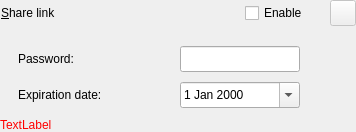
The window that src/gui/sharelinkwidget.ui (nextcloud/desktop) describes before a commit, drawn with Qt 5.
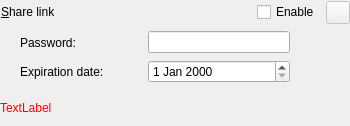
The same window after the commit. Icons and pictures are not drawn. Custom widgets are drawn as their Qt base class.

Commit message:
ShareLinkWidget: redo the layout
NOTE: The progress indicator is temporarily moved one line up to avoid
inserting it on its own line, which would cause the content pushed down
and the dialog size jump back and forth.

The edit to the form file:
```diff
--- a/src/gui/sharelinkwidget.ui
+++ b/src/gui/sharelinkwidget.ui
@@ -11,33 +11,12 @@
    </rect>
   </property>
   <property name="sizePolicy">
-   <sizepolicy hsizetype="Fixed" vsizetype="Fixed">
+   <sizepolicy hsizetype="MinimumExpanding" vsizetype="Fixed">
     <horstretch>0</horstretch>
     <verstretch>0</verstretch>
    </sizepolicy>
   </property>
-  <property name="minimumSize">
-   <size>
-    <width>350</width>
-    <height>110</height>
-   </size>
-  </property>
-  <property name="maximumSize">
-   <size>
-    <width>16777215</width>
-    <height>16777215</height>
-   </size>
-  </property>
-  <property name="windowTitle">
-   <string>Share NewDocument.odt</string>
-  </property>
-  <layout class="QVBoxLayout" name="verticalLayout">
-   <property name="spacing">
-    <number>10</number>
-   </property>
-   <property name="sizeConstraint">
-    <enum>QLayout::SetFixedSize</enum>
-   </property>
+  <layout class="QGridLayout" name="gridLayout">
    <property name="leftMargin">
     <number>0</number>
    </property>
@@ -50,71 +29,16 @@
    <property name="bottomMargin">
     <number>0</number>
    </property>
-   <item>
-    <widget class="QWidget" name="shareLinkWidget" native="true">
-     <property name="enabled">
-      <bool>true</bool>
-     </property>
-     <property name="sizePolicy">
-      <sizepolicy hsizetype="Fixed" vsizetype="Fixed">
-       <horstretch>0</horstretch>
-       <verstretch>0</verstretch>
-      </sizepolicy>
-     </property>
-     <property name="minimumSize">
-      <size>
-       <width>350</width>
-       <height>0</height>
-      </size>
-     </property>
-     <layout class="QHBoxLayout" name="shareLinkLayout">
-      <property name="spacing">
-       <number>3</number>
-      </property>
-      <property name="sizeConstraint">
-       <enum>QLayout::SetFixedSize</enum>
-      </property>
-      <property name="leftMargin">
-       <number>0</number>
-      </property>
-      <property name="topMargin">
-       <number>0</number>
-      </property>
-      <property name="rightMargin">
-       <number>0</number>
-      </property>
-      <property name="bottomMargin">
-       <number>0</number>
-      </property>
+   <item row="0" column="0" colspan="3">
+    <layout class="QHBoxLayout" name="horizontalLayout">
       <item>
        <widget class="QPushButton" name="createShareButton">
-        <property name="enabled">
-         <bool>true</bool>
-        </property>
         <property name="sizePolicy">
-         <sizepolicy hsizetype="Minimum" vsizetype="Fixed">
+        <sizepolicy hsizetype="MinimumExpanding" vsizetype="Fixed">
           <horstretch>0</horstretch>
           <verstretch>0</verstretch>
          </sizepolicy>
         </property>
-        <property name="minimumSize">
-         <size>
-          <width>242</width>
-          <height>26</height>
-         </size>
-        </property>
-        <property name="maximumSize">
-         <size>
-          <width>350</width>
-          <height>26</height>
-         </size>
-        </property>
-        <property name="layoutDirection">
-         <enum>Qt::LeftToRight</enum>
-        </property>
-        <property name="autoFillBackground">
-         <bool>false</bool>
-        </property>
         <property name="styleSheet">
          <string notr="true">text-align: left</string>
         </property>
@@ -125,47 +49,54 @@
          <iconset resource="../../client.qrc">
           <normaloff>:/client/resources/public.svg</normaloff>:/client/resources/public.svg</iconset>
         </property>
-        <property name="checkable">
-         <bool>false</bool>
-        </property>
         <property name="flat">
          <bool>true</bool>
         </property>
        </widget>
       </item>
+     <item>
+      <spacer name="horizontalSpacer">
+       <property name="orientation">
+        <enum>Qt::Horizontal</enum>
+       </property>
+       <property name="sizeHint" stdset="0">
+        <size>
+         <width>40</width>
+         <height>25</height>
+        </size>
+       </property>
+      </spacer>
+     </item>
+     <item>
+      <widget class="QProgressIndicator" name="progressIndicator"/>
+     </item>
+     <item>
+      <spacer name="horizontalSpacer_2">
+       <property name="orientation">
+        <enum>Qt::Horizontal</enum>
+       </property>
+       <property name="sizeHint" stdset="0">
+        <size>
+         <width>40</width>
+         <height>25</height>
+        </size>
+       </property>
+      </spacer>
+     </item>
       <item>
        <widget class="QCheckBox" name="enableShareLink">
-        <property name="minimumSize">
-         <size>
-          <width>82</width>
-          <height>26</height>
-         </size>
-        </property>
         <property name="text">
          <string>Enable</string>
         </property>
        </widget>
       </item>
-      <item>
+    </layout>
+   </item>
+   <item row="0" column="3">
        <widget class="QToolButton" name="shareLinkToolButton">
         <property name="enabled">
          <bool>false</bool>
         </property>
-        <property name="minimumSize">
-         <size>
-          <width>26</width>
-          <height>26</height>
-         </size>
-        </property>
-        <property name="contextMenuPolicy">
-         <enum>Qt::ActionsContextMenu</enum>
-        </property>
-        <property name="styleSheet">
-         <string notr="true"/>
-        </property>
-        <property name="text">
-         <string/>
-        </property>
         <property name="icon">
          <iconset resource="../../client.qrc">
           <normaloff>:/client/resources/more.svg</normaloff>:/client/resources/more.svg</iconset>
@@ -173,125 +104,38 @@
         <property name="popupMode">
          <enum>QToolButton::InstantPopup</enum>
         </property>
-        <property name="toolButtonStyle">
-         <enum>Qt::ToolButtonIconOnly</enum>
-        </property>
-       </widget>
-      </item>
-     </layout>
-    </widget>
-   </item>
-   <item>
-    <widget class="QWidget" name="indicatorWidget" native="true">
-     <layout class="QHBoxLayout" name="horizontalLayout">
-      <property name="spacing">
-       <number>0</number>
-      </property>
-      <property name="leftMargin">
-       <number>0</number>
-      </property>
-      <property name="topMargin">
-       <number>0</number>
-      </property>
-      <property name="rightMargin">
-       <number>0</number>
-      </property>
-      <property name="bottomMargin">
-       <number>0</number>
-      </property>
-     </layout>
-    </widget>
-   </item>
-   <item>
-    <widget class="QWidget" name="passwordShareProperty" native="true">
+    </widget>
+   </item>
+   <item row="1" column="0">
+    <widget class="QLabel" name="passwordLabel">
      <property name="sizePolicy">
-      <sizepolicy hsizetype="Fixed" vsizetype="Maximum">
-       <horstretch>0</horstretch>
+      <sizepolicy hsizetype="Preferred" vsizetype="Preferred">
+       <horstretch>1</horstretch>
        <verstretch>0</verstretch>
       </sizepolicy>
-     </property>
-     <property name="minimumSize">
-      <size>
-       <width>300</width>
-       <height>0</height>
-      </size>
-     </property>
-     <property name="maximumSize">
-      <size>
-       <width>16777215</width>
-       <height>16777215</height>
-      </size>
-     </property>
-     <layout class="QHBoxLayout" name="passwordHorizontalLayout">
-      <property name="spacing">
-       <number>0</number>
-      </property>
-      <property name="sizeConstraint">
-       <enum>QLayout::SetFixedSize</enum>
-      </property>
-      <property name="leftMargin">
-       <number>18</number>
-      </property>
-      <property name="topMargin">
-       <number>0</number>
-      </property>
-      <property name="rightMargin">
-       <number>0</number>
-      </property>
-      <property name="bottomMargin">
-       <number>0</number>
-      </property>
-      <item>
-       <widget class="QLabel" name="label">
-        <property name="sizePolicy">
-         <sizepolicy hsizetype="Fixed" vsizetype="Preferred">
-          <horstretch>0</horstretch>
-          <verstretch>0</verstretch>
-         </sizepolicy>
-        </property>
-        <property name="minimumSize">
-         <size>
-          <width>162</width>
-          <height>0</height>
-         </size>
         </property>
         <property name="text">
          <string>Password:</string>
         </property>
         <property name="indent">
-         <number>0</number>
+      <number>20</number>
         </property>
        </widget>
       </item>
-      <item>
+   <item row="1" column="1">
        <widget class="QLineEdit" name="lineEdit_password">
         <property name="sizePolicy">
-         <sizepolicy hsizetype="Minimum" vsizetype="Fixed">
-          <horstretch>0</horstretch>
+      <sizepolicy hsizetype="Expanding" vsizetype="Fixed">
+       <horstretch>1</horstretch>
           <verstretch>0</verstretch>
          </sizepolicy>
         </property>
-        <property name="minimumSize">
-         <size>
-          <width>120</width>
-          <height>26</height>
-         </size>
-        </property>
-        <property name="maximumSize">
-         <size>
-          <width>100</width>
-          <height>16777215</height>
-         </size>
-        </property>
         <property name="echoMode">
          <enum>QLineEdit::Password</enum>
         </property>
-        <property name="alignment">
-         <set>Qt::AlignLeading|Qt::AlignLeft|Qt::AlignVCenter</set>
-        </property>
-       </widget>
-      </item>
-      <item>
+    </widget>
+   </item>
+   <item row="1" column="2">
        <widget class="QToolButton" name="confirmPassword">
         <property name="icon">
          <iconset resource="../../client.qrc">
@@ -302,90 +146,33 @@
         </property>
        </widget>
       </item>
-     </layout>
-    </widget>
-   </item>
-   <item>
-    <widget class="QWidget" name="expirationShareProperty" native="true">
-     <property name="sizePolicy">
-      <sizepolicy hsizetype="Fixed" vsizetype="Fixed">
-       <horstretch>0</horstretch>
-       <verstretch>0</verstretch>
-      </sizepolicy>
-     </property>
-     <property name="minimumSize">
-      <size>
-       <width>300</width>
-       <height>0</height>
-      </size>
-     </property>
-     <layout class="QHBoxLayout" name="expirationShareLayout" stretch="0,0,0">
-      <property name="spacing">
-       <number>0</number>
-      </property>
-      <property name="sizeConstraint">
-       <enum>QLayout::SetFixedSize</enum>
-      </property>
-      <property name="leftMargin">
-       <number>18</number>
-      </property>
-      <property name="topMargin">
-       <number>0</number>
-      </property>
-      <property name="rightMargin">
-       <number>0</number>
-      </property>
-      <property name="bottomMargin">
-       <number>0</number>
-      </property>
-      <item>
+   <item row="2" column="0">
        <widget class="QLabel" name="expirationLabel">
         <property name="sizePolicy">
-         <sizepolicy hsizetype="Fixed" vsizetype="Fixed">
-          <horstretch>0</horstretch>
+      <sizepolicy hsizetype="Preferred" vsizetype="Preferred">
+       <horstretch>1</horstretch>
           <verstretch>0</verstretch>
          </sizepolicy>
         </property>
-        <property name="minimumSize">
-         <size>
-          <width>162</width>
-          <height>26</height>
-         </size>
-        </property>
         <property name="text">
          <string>Expiration date:</string>
         </property>
         <property name="indent">
-         <number>0</number>
+      <number>20</number>
         </property>
        </widget>
       </item>
-      <item>
+   <item row="2" column="1">
        <widget class="QDateEdit" name="calendar">
         <property name="sizePolicy">
-         <sizepolicy hsizetype="Fixed" vsizetype="Fixed">
-          <horstretch>0</horstretch>
+      <sizepolicy hsizetype="Minimum" vsizetype="Fixed">
+       <horstretch>1</horstretch>
           <verstretch>0</verstretch>
          </sizepolicy>
         </property>
-        <property name="minimumSize">
-         <size>
-          <width>120</width>
-          <height>26</height>
-         </size>
-        </property>
-        <property name="maximumSize">
-         <size>
-          <width>16777215</width>
-          <height>16777215</height>
-         </size>
-        </property>
-        <property name="calendarPopup">
-         <bool>true</bool>
-        </property>
-       </widget>
-      </item>
-      <item>
+    </widget>
+   </item>
+   <item row="2" column="2">
        <widget class="QToolButton" name="confirmExpirationDate">
         <property name="icon">
          <iconset resource="../../client.qrc">
@@ -396,29 +183,8 @@
         </property>
        </widget>
       </item>
-     </layout>
-    </widget>
-   </item>
-   <item>
+   <item row="3" column="0" colspan="4">
     <widget class="QLabel" name="errorLabel">
-     <property name="sizePolicy">
-      <sizepolicy hsizetype="Minimum" vsizetype="Fixed">
-       <horstretch>0</horstretch>
-       <verstretch>0</verstretch>
-      </sizepolicy>
-     </property>
-     <property name="minimumSize">
-      <size>
-       <width>0</width>
-       <height>0</height>
-      </size>
-     </property>
-     <property name="maximumSize">
-      <size>
-       <width>16777215</width>
-       <height>16777215</height>
-      </size>
-     </property>
      <property name="palette">
       <palette>
        <active>
@@ -462,23 +228,22 @@
      <property name="textFormat">
       <enum>Qt::PlainText</enum>
      </property>
-     <property name="alignment">
-      <set>Qt::AlignLeading|Qt::AlignLeft|Qt::AlignVCenter</set>
-     </property>
      <property name="wordWrap">
       <bool>true</bool>
      </property>
-     <property name="margin">
-      <number>0</number>
-     </property>
-     <property name="indent">
-      <number>0</number>
-     </property>
     </widget>
    </item>
   </layout>
  </widget>
  <layoutdefault spacing="6" margin="11"/>
+ <customwidgets>
+  <customwidget>
+   <class>QProgressIndicator</class>
+   <extends>QWidget</extends>
+   <header>QProgressIndicator.h</header>
+   <container>1</container>
+  </customwidget>
+ </customwidgets>
  <resources>
   <include location="../../client.qrc"/>
  </resources>
```
Lines whose indentation alone changed are shown as unchanged. The commit also changes 2 other files.
